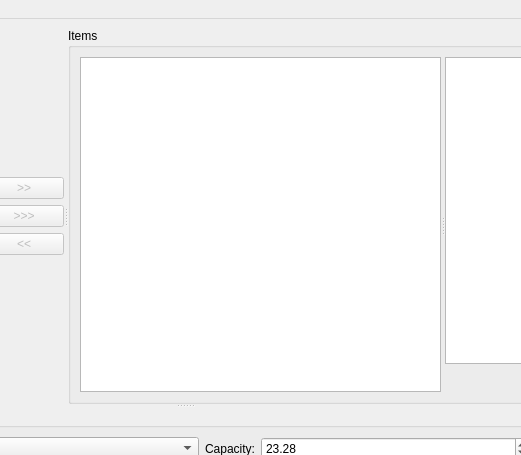
Qt form forms/mainwindow.ui (daniloarcidiacono/DiskSpan) before a commit; both pictures show x 456 to 977 and y 0 to 455 of the 1282 by 816 pixel window.
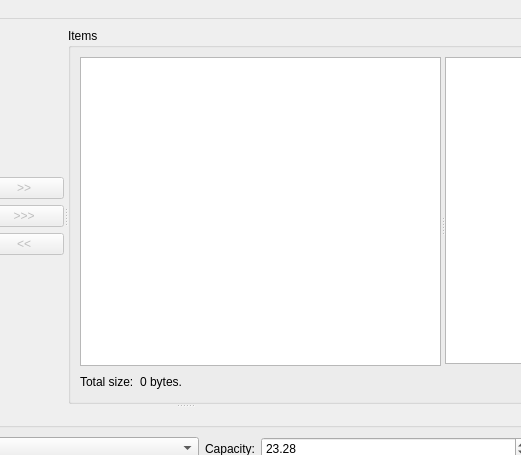
The same form after that commit.

Commit message: Added total size label. Minor refactoring. Application starts maximized. Removed default test base path.

The edit to the form file:
```diff
--- a/forms/mainwindow.ui
+++ b/forms/mainwindow.ui
@@ -138,12 +138,15 @@
         <property name="title">
          <string>Items</string>
         </property>
-        <layout class="QHBoxLayout" name="horizontalLayout_7">
+        <layout class="QVBoxLayout" name="verticalLayout_12">
          <item>
           <widget class="QSplitter" name="splitter">
            <property name="orientation">
             <enum>Qt::Horizontal</enum>
            </property>
+           <widget class="QWidget" name="">
+            <layout class="QVBoxLayout" name="verticalLayout_11">
+             <item>
            <widget class="QTableView" name="tblItems">
             <property name="selectionBehavior">
              <enum>QAbstractItemView::SelectRows</enum>
@@ -151,6 +154,40 @@
             <attribute name="horizontalHeaderStretchLastSection">
              <bool>true</bool>
             </attribute>
+              </widget>
+             </item>
+             <item>
+              <layout class="QHBoxLayout" name="horizontalLayout_7">
+               <item>
+                <widget class="QLabel" name="lblTotalSizeCaption">
+                 <property name="text">
+                  <string>Total size:</string>
+                 </property>
+                </widget>
+               </item>
+               <item>
+                <widget class="QLabel" name="lblTotalSize">
+                 <property name="text">
+                  <string>0 bytes.</string>
+                 </property>
+                </widget>
+               </item>
+               <item>
+                <spacer name="horizontalSpacer_3">
+                 <property name="orientation">
+                  <enum>Qt::Horizontal</enum>
+                 </property>
+                 <property name="sizeHint" stdset="0">
+                  <size>
+                   <width>40</width>
+                   <height>20</height>
+                  </size>
+                 </property>
+                </spacer>
+               </item>
+              </layout>
+             </item>
+            </layout>
            </widget>
            <widget class="QWidget" name="layoutWidget">
             <layout class="QVBoxLayout" name="verticalLayout_3">
```
Lines whose indentation alone changed are shown as unchanged. The commit also changes 4 other files.
